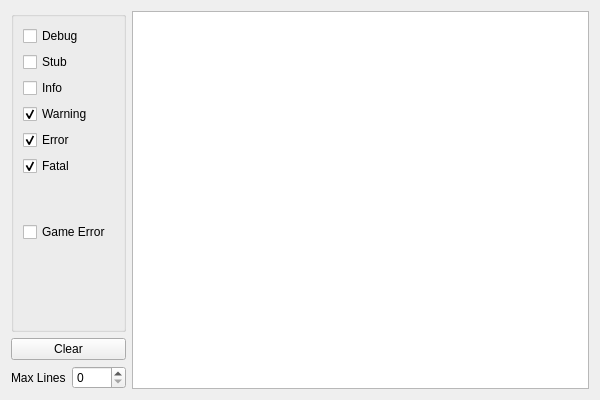
This is Libretro/mgba/src/platform/qt/LogView.ui in kiddreads/Avalon-copy2 as Qt 5 draws it before an edit. The edited form follows.
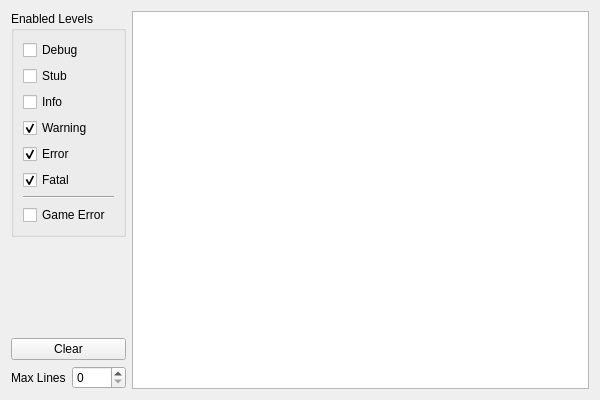
This is the edited form.

Commit message: Update log view styling

```diff
--- a/Libretro/mgba/src/platform/qt/LogView.ui
+++ b/Libretro/mgba/src/platform/qt/LogView.ui
@@ -19,7 +19,7 @@
      <item>
       <widget class="QGroupBox" name="groupBox">
        <property name="title">
-        <string/>
+        <string>Enabled Levels</string>
        </property>
        <layout class="QVBoxLayout" name="verticalLayout">
         <item>
@@ -83,20 +83,11 @@
          </widget>
         </item>
         <item>
-         <spacer name="verticalSpacer">
+         <widget class="Line" name="line">
           <property name="orientation">
-           <enum>Qt::Vertical</enum>
+           <enum>Qt::Horizontal</enum>
           </property>
-          <property name="sizeType">
-           <enum>QSizePolicy::Fixed</enum>
-          </property>
-          <property name="sizeHint" stdset="0">
-           <size>
-            <width>20</width>
-            <height>40</height>
-           </size>
-          </property>
-         </spacer>
+         </widget>
         </item>
         <item>
          <widget class="QCheckBox" name="levelGameError">
@@ -108,22 +99,22 @@
           </property>
          </widget>
         </item>
-        <item>
-         <spacer name="verticalSpacer_2">
-          <property name="orientation">
-           <enum>Qt::Vertical</enum>
-          </property>
-          <property name="sizeHint" stdset="0">
-           <size>
-            <width>20</width>
-            <height>40</height>
-           </size>
-          </property>
-         </spacer>
-        </item>
        </layout>
       </widget>
      </item>
+     <item>
+      <spacer name="verticalSpacer_2">
+       <property name="orientation">
+        <enum>Qt::Vertical</enum>
+       </property>
+       <property name="sizeHint" stdset="0">
+        <size>
+         <width>20</width>
+         <height>40</height>
+        </size>
+       </property>
+      </spacer>
+     </item>
      <item>
       <widget class="QPushButton" name="clear">
        <property name="text">
```
